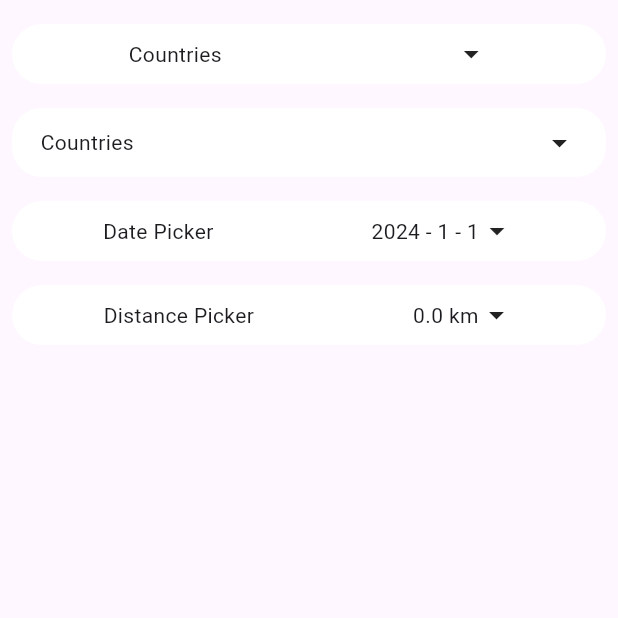
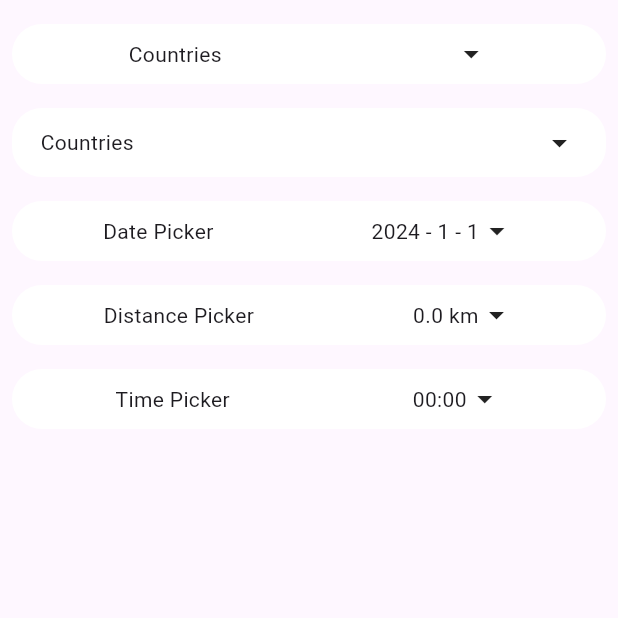
Before and after one commit to fanjin-z/dropdown_wheel_picker, a Flutter app: the screen it shows after launch, on a phone screen of 412 x 824 dp, the top half of it. Run offline on Flutter 3.47's test engine with Material 3 defaults, Android fonts, the phone set to English and light mode, and no system bars.

Commit message:
Impl dropdown time picker

```diff
--- a/example/lib/main.dart
+++ b/example/lib/main.dart
@@ -87,6 +87,11 @@ class _MyHomePageState extends State<MyHomePage> {
               DropdownDistancePicker(
                 pickerTitle: Text('Distance Picker'),
                 onChanged: (value) => print('${value.value} ${value.unit}'),
+              ),
+              SizedBox(height: 16),
+              DropdownTimePicker(
+                pickerTitle: Text('Time Picker'),
+                onChanged: (value) => print(value),
               )
             ],
           )),
--- a/lib/dropdown_wheel_picker.dart
+++ b/lib/dropdown_wheel_picker.dart
@@ -1,3 +1,4 @@
 export 'src/item_picker.dart';
 export 'src/datetime_picker.dart';
 export 'src/distance_picker.dart';
+export 'src/time_picker.dart';
--- /dev/null
+++ b/lib/src/time_picker.dart
@@ -0,0 +1,116 @@
+import 'package:dropdown_wheel_picker/src/scroll_view.dart';
+import 'package:flutter/material.dart';
+
+class DropdownTimePicker extends StatefulWidget {
+  const DropdownTimePicker(
+      {super.key,
+      required this.pickerTitle,
+      this.onChanged,
+      this.backgroundColor = Colors.white});
+
+  final Widget pickerTitle;
+  final ValueChanged<Duration>? onChanged;
+  final Color backgroundColor;
+
+  @override
+  State<DropdownTimePicker> createState() => _DropdownTimePickerState();
+}
+
+class _DropdownTimePickerState extends State<DropdownTimePicker> {
+  bool isToggle = false;
+  int hours = 0;
+  int minutes = 0;
+  int seconds = 0;
+
+  @override
+  Widget build(BuildContext context) {
+    return Container(
+        decoration: BoxDecoration(
+            color: widget.backgroundColor,
+            borderRadius: BorderRadius.circular(20)),
+        child: Padding(
+          padding: const EdgeInsets.all(8.0),
+          child: Column(
+            children: [
+              GestureDetector(
+                  behavior: HitTestBehavior.translucent,
+                  onTap: () => setState(() {
+                        isToggle = !isToggle;
+                      }),
+                  child: Row(
+                    mainAxisAlignment: MainAxisAlignment.spaceAround,
+                    children: [
+                      widget.pickerTitle,
+                      Row(children: [
+                        Text(formatDuration(hours, minutes, seconds)),
+                        isToggle
+                            ? Icon(Icons.arrow_drop_up)
+                            : Icon(Icons.arrow_drop_down)
+                      ])
+                    ],
+                  )),
+              if (isToggle)
+                SizedBox(
+                  height: 90,
+                  child: ListView(
+                    scrollDirection: Axis.horizontal,
+                    children: [
+                      ItemScrollView(
+                          width: MediaQuery.of(context).size.width / 3,
+                          items: List.generate(24, (index) => Text('$index')),
+                          onChanged: (index) {
+                            setState(() {
+                              hours = index;
+                            });
+                            if (widget.onChanged != null) {
+                              widget.onChanged!(Duration(
+                                  hours: hours,
+                                  minutes: minutes,
+                                  seconds: seconds));
+                            }
+                          }),
+                      ItemScrollView(
+                          width: MediaQuery.of(context).size.width / 3,
+                          items: List.generate(60, (index) => Text('$index')),
+                          onChanged: (index) {
+                            setState(() {
+                              minutes = index;
+                            });
+                            if (widget.onChanged != null) {
+                              widget.onChanged!(Duration(
+                                  hours: hours,
+                                  minutes: minutes,
+                                  seconds: seconds));
+                            }
+                          }),
+                      ItemScrollView(
+                          width: MediaQuery.of(context).size.width / 3,
+                          items: List.generate(60, (index) => Text('$index')),
+                          onChanged: (index) {
+                            setState(() {
+                              seconds = index;
+                            });
+                            if (widget.onChanged != null) {
+                              widget.onChanged!(Duration(
+                                  hours: hours,
+                                  minutes: minutes,
+                                  seconds: seconds));
+                            }
+                          }),
+                    ],
+                  ),
+                )
+            ],
+          ),
+        ));
+  }
+}
+
+String formatDuration(int hours, int minutes, int seconds) {
+  String durationStr =
+      '${'$minutes'.padLeft(2, '0')}:${'$seconds'.padLeft(2, '0')}';
+  if (hours > 0) {
+    return '${'$hours'.padLeft(2, '0')}:$durationStr';
+  }
+  return durationStr;
+}
```
Also changed, not shown: 1 other file.
